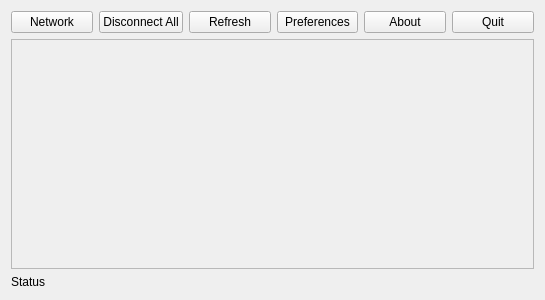
This is mainWindow.ui in anarsoul/wicd-qt4 as Qt 5 draws it before an edit. The edited form follows.
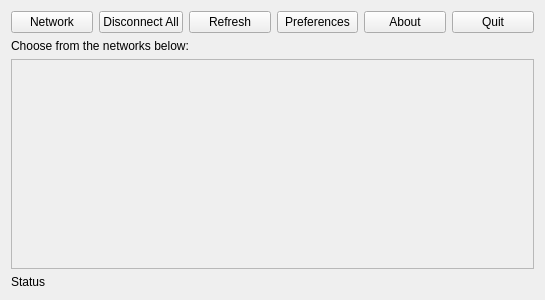
This is the edited form.

Commit message: Frontend displays scan results with text labels

Diff of the .ui file:
```diff
--- a/mainWindow.ui
+++ b/mainWindow.ui
@@ -62,6 +62,13 @@
        </item>
       </layout>
      </item>
+     <item>
+      <widget class="QLabel" name="label">
+       <property name="text">
+        <string>Choose from the networks below:</string>
+       </property>
+      </widget>
+     </item>
      <item>
       <widget class="QScrollArea" name="scrollArea">
        <property name="widgetResizable">
@@ -73,7 +80,7 @@
           <x>0</x>
           <y>0</y>
           <width>527</width>
-          <height>227</height>
+          <height>209</height>
          </rect>
         </property>
        </widget>
```
The commit also changes 1 other file.
